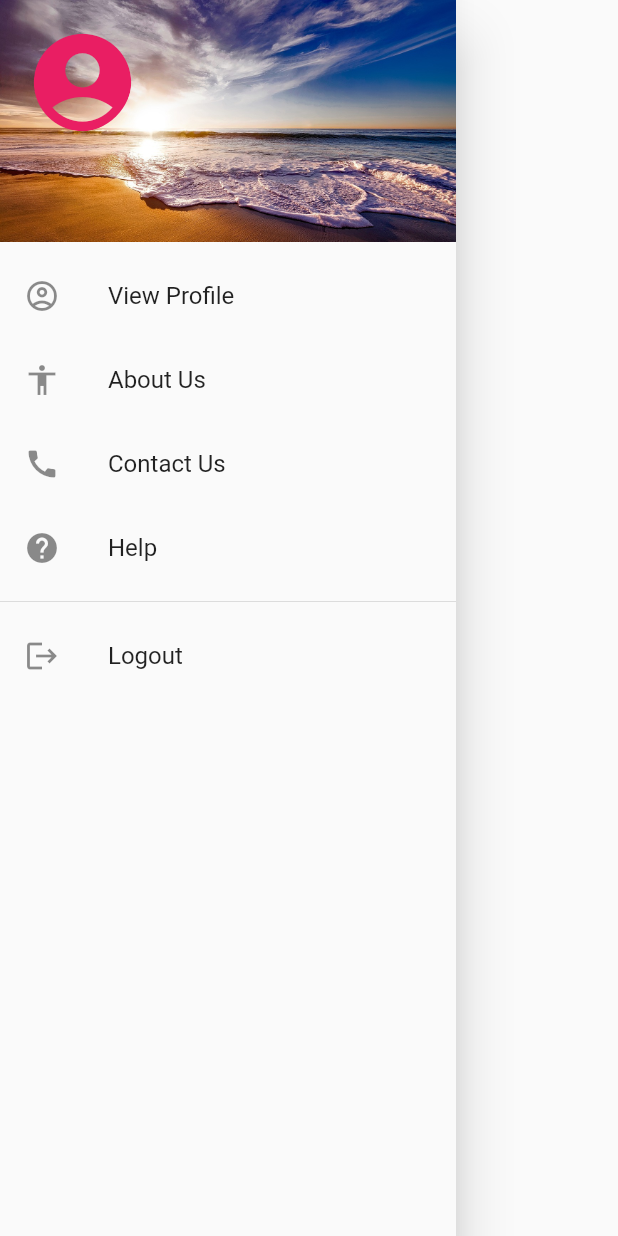
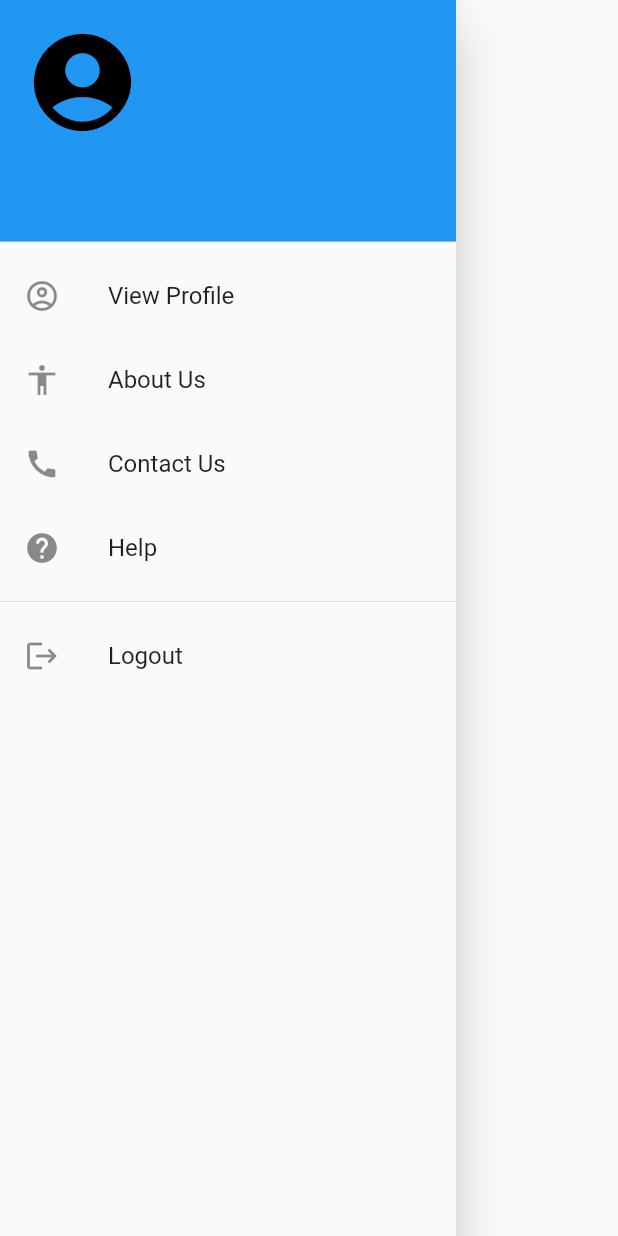
Before and after one commit to devanganaB/smart_printer, a Flutter app: the SideMenu widget shown alone on an empty page, opened directly, on a phone screen of 412 x 824 dp. Run offline on Flutter 3.47's test engine with Material 2 defaults, Android fonts, the phone set to English and light mode, and no system bars; our stand-ins replace cloud_firestore, file_picker, firebase_auth, firebase_core, fluttertoast, google_sign_in; accounts and stored records are empty.

Commit message:
SideMenu updated

```diff
--- a/lib/Screens/SideMenu.dart
+++ b/lib/Screens/SideMenu.dart
@@ -23,16 +23,15 @@ class SideMenu extends StatelessWidget {
       padding: EdgeInsets.zero,
       children: [
         StreamBuilder(
-          stream: FirebaseAuth.instance.authStateChanges(),
+        stream: users.doc(user.email).snapshots(),
         builder: (context, snapshot) {
           if (!snapshot.hasData) {
             return const Center(child: CircularProgressIndicator());
           }
 
-            // Map<String, dynamic> data =
-            //     snapshot.data!.data() as Map<String, dynamic>;
+          Map<String, dynamic> data = snapshot.data!.data() as Map<String, dynamic>;
           return UserAccountsDrawerHeader(
-              accountName: Text(user.displayName!),
+            accountName: Text(data['NAME']),
             // accountEmail: Text(user!),
             accountEmail: Text(user.email!),
             currentAccountPicture: const CircleAvatar(
@@ -41,19 +40,20 @@ class SideMenu extends StatelessWidget {
                 child: Icon(
                   Icons.account_circle,
                   size: 78,
-                    color: Colors.pink,
+                  color: Colors.black,
                 ),
               ),
             ),
-              decoration: const BoxDecoration(
-                image: DecorationImage(
-                  image: AssetImage('assets/images/bg.png'),
-                  fit: BoxFit.cover,
-                ),
-              ),
+            // decoration: const BoxDecoration(
+            //   image: DecorationImage(
+            //     image: AssetImage('assets/images/bg.png'),
+            //     fit: BoxFit.cover,
+            //   ),
+            // ),
           );
         },
       ),
+
 
         // UserAccountsDrawerHeader(
         //         accountName: Text('Raghav'),
--- a/lib/Screens/auth/logged_in.dart
+++ b/lib/Screens/auth/logged_in.dart
@@ -14,7 +14,7 @@ class LoggedIn extends StatelessWidget {
       body: StreamBuilder<User?>(
         stream: FirebaseAuth.instance.authStateChanges(),
         builder: (context, snapshot) {
-          if (snapshot.hasData == FirebaseAuth.instance.currentUser) {
+          if (snapshot.hasData) {
             return HomePage();
           } else {
             return LoginPage();
--- a/lib/main.dart
+++ b/lib/main.dart
@@ -24,7 +24,7 @@ class MyApp extends StatelessWidget {
       theme: ThemeData(
         primarySwatch: Colors.blue,
       ),
-      home: const GetstartedScreen(),
+      home: const LoggedIn(),
     );
   }
 }
```
Lines whose indentation alone changed are shown as unchanged.
